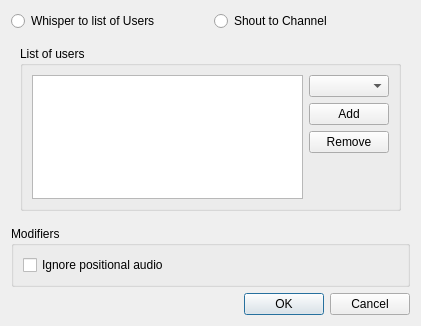
Above: src/mumble/GlobalShortcutTarget.ui from mumble-voip/mumble before the change. Below: the same form after it.
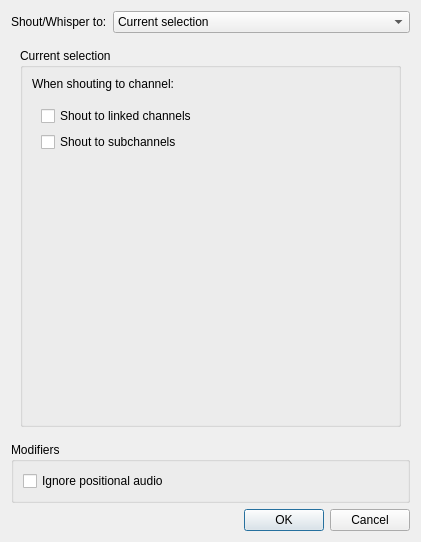
That is the form after the change. Custom widgets are drawn as their Qt base class.

Commit message:
src/mumble: Implemented #1548: Whisper/Shout to selection
Before it was only possible to set hotkeys for whispering/shouting to
fixed targets (e.g. a certain list of users or a certain channel).

This commit adds the possibility to set up a hotkey to whisper/shout to
whatever is the current selection in the UI. That means if I have
another user selected, then I'll whisper to that user and if I have a
channel selected, then I'll shout to that instead.

```diff
--- a/src/mumble/GlobalShortcutTarget.ui
+++ b/src/mumble/GlobalShortcutTarget.ui
@@ -7,25 +7,136 @@
     <x>0</x>
     <y>0</y>
     <width>421</width>
-    <height>310</height>
+    <height>542</height>
    </rect>
   </property>
   <property name="windowTitle">
    <string>Whisper Target</string>
   </property>
   <layout class="QGridLayout" name="gridLayout">
-   <item row="1" column="0">
-    <widget class="QRadioButton" name="qrbUsers">
+   <item row="0" column="0">
+    <widget class="QLabel" name="qlTarget">
      <property name="text">
-      <string>Whisper to list of Users</string>
+      <string>Shout/Whisper to:</string>
      </property>
     </widget>
    </item>
-   <item row="2" column="0" colspan="2">
+   <item row="1" column="0" colspan="2">
     <widget class="QStackedWidget" name="qswStack">
      <property name="currentIndex">
-      <number>1</number>
+      <number>0</number>
      </property>
+     <widget class="QWidget" name="qwSelectionPage">
+      <layout class="QHBoxLayout" name="horizontalLayout_3">
+       <item>
+        <widget class="QGroupBox" name="qgbSelection">
+         <property name="title">
+          <string>Current selection</string>
+         </property>
+         <layout class="QVBoxLayout" name="verticalLayout_5">
+          <item>
+           <widget class="QLabel" name="qlWhenShouting">
+            <property name="text">
+             <string>When shouting to channel:</string>
+            </property>
+           </widget>
+          </item>
+          <item>
+           <widget class="QWidget" name="widget" native="true">
+            <property name="sizePolicy">
+             <sizepolicy hsizetype="Preferred" vsizetype="Preferred">
+              <horstretch>0</horstretch>
+              <verstretch>0</verstretch>
+             </sizepolicy>
+            </property>
+            <layout class="QVBoxLayout" name="verticalLayout_6">
+             <item>
+              <widget class="QCheckBox" name="qcbShoutLinks">
+               <property name="toolTip">
+                <string>The whisper will also be transmitted to linked channels.</string>
+               </property>
+               <property name="text">
+                <string>Shout to linked channels</string>
+               </property>
+              </widget>
+             </item>
+             <item>
+              <widget class="QCheckBox" name="qcbShoutSubchans">
+               <property name="toolTip">
+                <string>The whisper will also be sent to the subchannels of the channel target.</string>
+               </property>
+               <property name="text">
+                <string>Shout to subchannels</string>
+               </property>
+              </widget>
+             </item>
+            </layout>
+           </widget>
+          </item>
+          <item>
+           <spacer name="verticalSpacer_3">
+            <property name="orientation">
+             <enum>Qt::Vertical</enum>
+            </property>
+            <property name="sizeHint" stdset="0">
+             <size>
+              <width>20</width>
+              <height>40</height>
+             </size>
+            </property>
+           </spacer>
+          </item>
+         </layout>
+        </widget>
+       </item>
+      </layout>
+     </widget>
+     <widget class="QWidget" name="qwUserPage">
+      <layout class="QVBoxLayout" name="verticalLayout">
+       <item>
+        <widget class="QGroupBox" name="qgbUser">
+         <property name="title">
+          <string>List of users</string>
+         </property>
+         <layout class="QGridLayout" name="gridLayout_2">
+          <item row="0" column="0" rowspan="4">
+           <widget class="QListWidget" name="qlwUsers"/>
+          </item>
+          <item row="0" column="1">
+           <widget class="MUComboBox" name="qcbUser"/>
+          </item>
+          <item row="1" column="1">
+           <widget class="QPushButton" name="qpbAdd">
+            <property name="text">
+             <string>Add</string>
+            </property>
+           </widget>
+          </item>
+          <item row="2" column="1">
+           <widget class="QPushButton" name="qpbRemove">
+            <property name="text">
+             <string>Remove</string>
+            </property>
+           </widget>
+          </item>
+          <item row="3" column="1">
+           <spacer name="verticalSpacer">
+            <property name="orientation">
+             <enum>Qt::Vertical</enum>
+            </property>
+            <property name="sizeHint" stdset="0">
+             <size>
+              <width>20</width>
+              <height>94</height>
+             </size>
+            </property>
+           </spacer>
+          </item>
+         </layout>
+        </widget>
+       </item>
+      </layout>
+     </widget>
      <widget class="QWidget" name="qwChannelPage">
       <layout class="QVBoxLayout" name="verticalLayout_2">
        <item>
@@ -150,24 +261,7 @@
      </widget>
     </widget>
    </item>
-   <item row="4" column="0" colspan="2">
-    <widget class="QDialogButtonBox" name="qbbButtons">
-     <property name="orientation">
-      <enum>Qt::Horizontal</enum>
-     </property>
-     <property name="standardButtons">
-      <set>QDialogButtonBox::Cancel|QDialogButtonBox::Ok</set>
-     </property>
-    </widget>
-   </item>
-   <item row="1" column="1">
-    <widget class="QRadioButton" name="qrbChannel">
-     <property name="text">
-      <string>Shout to Channel</string>
-     </property>
-    </widget>
-   </item>
-   <item row="3" column="0" colspan="2">
+   <item row="2" column="0" colspan="2">
     <widget class="QGroupBox" name="qgbModifiers">
      <property name="title">
       <string>Modifiers</string>
@@ -186,8 +280,53 @@
      </layout>
     </widget>
    </item>
+   <item row="0" column="1">
+    <widget class="QComboBox" name="qcbTarget">
+     <property name="sizePolicy">
+      <sizepolicy hsizetype="MinimumExpanding" vsizetype="Fixed">
+       <horstretch>0</horstretch>
+       <verstretch>0</verstretch>
+      </sizepolicy>
+     </property>
+     <property name="frame">
+      <bool>true</bool>
+     </property>
+     <item>
+      <property name="text">
+       <string>Current selection</string>
+      </property>
+     </item>
+     <item>
+      <property name="text">
+       <string>List of users</string>
+      </property>
+     </item>
+     <item>
+      <property name="text">
+       <string>Channel</string>
+      </property>
+     </item>
+    </widget>
+   </item>
+   <item row="3" column="0" colspan="2">
+    <widget class="QDialogButtonBox" name="qbbButtons">
+     <property name="orientation">
+      <enum>Qt::Horizontal</enum>
+     </property>
+     <property name="standardButtons">
+      <set>QDialogButtonBox::Cancel|QDialogButtonBox::Ok</set>
+     </property>
+    </widget>
+   </item>
   </layout>
  </widget>
+ <customwidgets>
+  <customwidget>
+   <class>MUComboBox</class>
+   <extends>QComboBox</extends>
+   <header>widgets/MUComboBox.h</header>
+  </customwidget>
+ </customwidgets>
  <tabstops>
   <tabstop>qrbUsers</tabstop>
   <tabstop>qrbChannel</tabstop>
@@ -237,11 +376,4 @@
    </hints>
   </connection>
  </connections>
- <customwidgets>
-  <customwidget>
-   <class>MUComboBox</class>
-   <extends>QComboBox</extends>
-   <header>widgets/MUComboBox.h</header>
-  </customwidget>
- </customwidgets>
 </ui>
```
Left out of the diff: 48 changed lines with no effect on the pictures. The commit also changes 5 other files.
